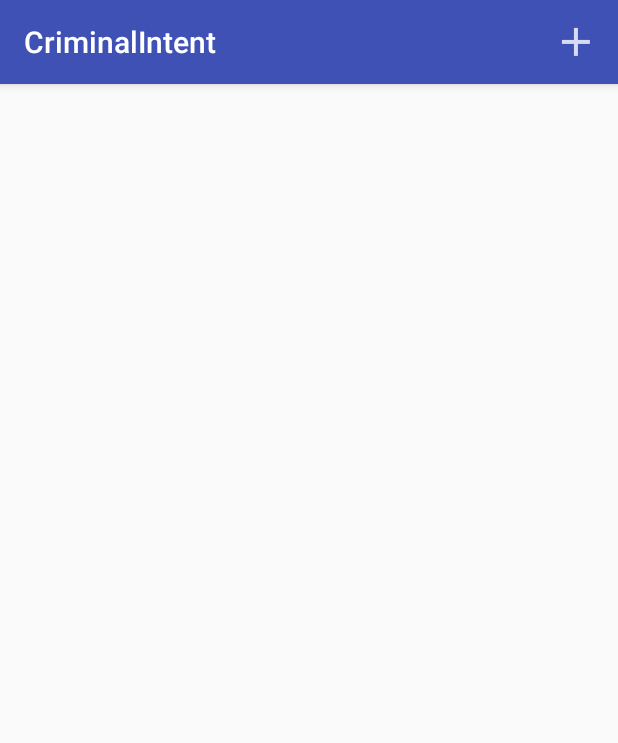
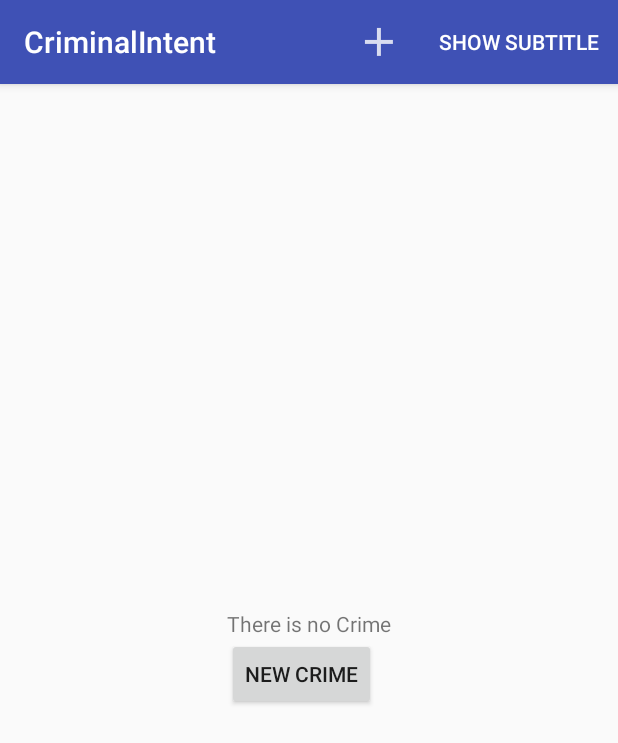
Before and after one commit to markGhoust/CrimeIntent, an Android app: the screen it shows after launch (CrimeListActivity), on a phone screen of 412 x 824 dp. Shown: the top 743 px of the screen. Run offline under Robolectric (Android 15) with nearby library versions, the phone set to English and light mode, and no system bars.

Commit message:
chapter thirteen at 2018:5:4

```diff
--- a/app/src/main/AndroidManifest.xml
+++ b/app/src/main/AndroidManifest.xml
@@ -17,9 +17,10 @@
             </intent-filter>
         </activity>
         <activity android:name=".CriminalActivity"
-            android:parentActivityName=".CrimeListActivity">
+            >
         </activity>
-        <activity android:name=".CrimePagerActivity"></activity>
+        <activity android:name=".CrimePagerActivity"
+            android:parentActivityName=".CrimeListActivity"></activity>
     </application>
 
 </manifest>
--- a/app/src/main/java/com/ma/fengping/android/criminalintent/CrimeLab.java
+++ b/app/src/main/java/com/ma/fengping/android/criminalintent/CrimeLab.java
@@ -43,5 +43,7 @@ public class CrimeLab {
         mCrimes.add(crime);
     }
 
-
+    public void deleteCrime(Crime crime) {
+        mCrimes.remove(crime);
+    }
 }
--- a/app/src/main/java/com/ma/fengping/android/criminalintent/CrimeListFragment.java
+++ b/app/src/main/java/com/ma/fengping/android/criminalintent/CrimeListFragment.java
@@ -2,17 +2,22 @@ package com.ma.fengping.android.criminalintent;
 
 import android.content.Intent;
 import android.os.Bundle;
+import android.support.annotation.NonNull;
 import android.support.annotation.Nullable;
 import android.support.v4.app.Fragment;
+import android.support.v7.app.AppCompatActivity;
 import android.support.v7.widget.LinearLayoutManager;
 import android.support.v7.widget.RecyclerView;
+import android.util.Log;
 import android.view.LayoutInflater;
 import android.view.Menu;
 import android.view.MenuInflater;
 import android.view.MenuItem;
 import android.view.View;
 import android.view.ViewGroup;
+import android.widget.Button;
 import android.widget.ImageView;
+import android.widget.LinearLayout;
 import android.widget.TextView;
 
 import java.util.List;
@@ -21,10 +26,16 @@ import java.util.List;
  * Created by android on 17-12-15.
  */
 
-public class CrimeListFragment extends Fragment {
+public class CrimeListFragment extends Fragment implements View.OnClickListener {
     private RecyclerView mCrimeRecyclerView;
+    private LinearLayout linearView;
+    private Button add_crime_button;
     private CrimeAdapter mAdapter;
+    private boolean mSubtitleVisible;
+
     private final static String TAG = "CrimeListFragment";
+    private static final String SAVE_SUBTITLE_VISIBLE = "subtitle";
+    private static boolean working = false;
 
     @Override
     public void onCreate(@Nullable Bundle savedInstanceState) {
@@ -36,15 +47,36 @@ public class CrimeListFragment extends Fragment {
     public boolean onOptionsItemSelected(MenuItem item) {
         switch (item.getItemId()) {
             case R.id.new_crime:
-                Crime crime = new Crime();
-                CrimeLab.get(getActivity()).addCrime(crime);
-                Intent intent = CrimePagerActivity.newInstance(getActivity(), crime.getId());
-                startActivity(intent);
+                Log.d(TAG, "working:" + working);
+                if (!working) {
+                    working = true;
+                    Crime crime = new Crime();
+                    CrimeLab.get(getActivity()).addCrime(crime);
+                    Intent intent = CrimePagerActivity.newInstance(getActivity(), crime.getId());
+                    startActivity(intent);
+                    return true;
+                }
+            case R.id.show_subtitle:
+                mSubtitleVisible = !mSubtitleVisible;
+                getActivity().invalidateOptionsMenu();
+                updateSubtitle();
                 return true;
             default:
                 return super.onOptionsItemSelected(item);
         }
 
+    }
+
+    private void updateSubtitle() {
+        CrimeLab crimeLab = CrimeLab.get(getActivity());
+        int crimeCount = crimeLab.getCrimes().size();
+        String subtitle = getResources().getQuantityString(R.plurals.subtitle_pural, crimeCount, crimeCount);
+
+        if (!mSubtitleVisible) {
+            subtitle = null;
+        }
+        AppCompatActivity activity = (AppCompatActivity) getActivity();
+        activity.getSupportActionBar().setSubtitle(subtitle);
     }
 
     @Nullable
@@ -54,6 +86,13 @@ public class CrimeListFragment extends Fragment {
 
         mCrimeRecyclerView = view.findViewById(R.id.crime_recycler_view);
         mCrimeRecyclerView.setLayoutManager(new LinearLayoutManager(getActivity()));
+        linearView = view.findViewById(R.id.empty_view);
+        add_crime_button = view.findViewById(R.id.button_add_crime);
+        add_crime_button.setOnClickListener(this);
+
+        if (savedInstanceState != null) {
+            mSubtitleVisible = savedInstanceState.getBoolean(SAVE_SUBTITLE_VISIBLE);
+        }
 
         updateUI();
 
@@ -64,12 +103,20 @@ public class CrimeListFragment extends Fragment {
     public void onResume() {
         super.onResume();
         updateUI();
+        working = false;
     }
 
     @Override
     public void onCreateOptionsMenu(Menu menu, MenuInflater inflater) {
         super.onCreateOptionsMenu(menu, inflater);
-        inflater.inflate(R.menu.framgment_crime_list,menu);
+        inflater.inflate(R.menu.framgment_crime_list, menu);
+
+        MenuItem subtitleMenu = menu.findItem(R.id.show_subtitle);
+        if (mSubtitleVisible) {
+            subtitleMenu.setTitle(R.string.hide_subtitle);
+        } else {
+            subtitleMenu.setTitle(R.string.show_subtitle);
+        }
     }
 
     private void updateUI() {
@@ -78,8 +125,26 @@ public class CrimeListFragment extends Fragment {
         if (mAdapter == null) {
             mAdapter = new CrimeAdapter(crimes);
             mCrimeRecyclerView.setAdapter(mAdapter);
-        }else {
+        } else {
             mAdapter.notifyDataSetChanged();
+        }
+        if (crimes.size() == 0) {
+            linearView.setVisibility(View.VISIBLE);
+        } else {
+            linearView.setVisibility(View.INVISIBLE);
+        }
+        updateSubtitle();
+    }
+
+    @Override
+    public void onClick(View view) {
+        Log.d(TAG, "status" + working);
+        if (view.getId() == R.id.button_add_crime && working == false) {
+            working = true;
+            Crime crime = new Crime();
+            CrimeLab.get(getActivity()).addCrime(crime);
+            Intent intent = CrimePagerActivity.newInstance(getActivity(), crime.getId());
+            startActivity(intent);
         }
     }
 
@@ -137,4 +202,9 @@ public class CrimeListFragment extends Fragment {
         }
     }
 
+    @Override
+    public void onSaveInstanceState(@NonNull Bundle outState) {
+        super.onSaveInstanceState(outState);
+        outState.putBoolean(SAVE_SUBTITLE_VISIBLE, mSubtitleVisible);
+    }
 }
--- a/app/src/main/java/com/ma/fengping/android/criminalintent/CrimePagerActivity.java
+++ b/app/src/main/java/com/ma/fengping/android/criminalintent/CrimePagerActivity.java
@@ -29,7 +29,6 @@ public class CrimePagerActivity extends AppCompatActivity {
     protected void onCreate(Bundle savedInstanceState) {
         super.onCreate(savedInstanceState);
         setContentView(R.layout.activity_crime_pager);
-
         UUID crimeId = (UUID) getIntent().getSerializableExtra(EXTRA_CRIME_ID);
         mViewPager = findViewById(R.id.activity_crime_pager_view_pager);
 
@@ -45,7 +44,6 @@ public class CrimePagerActivity extends AppCompatActivity {
 
             @Override
             public int getCount() {
-
                 return mCrimes.size();
             }
         });
--- a/app/src/main/res/layout/fragment_crime_list.xml
+++ b/app/src/main/res/layout/fragment_crime_list.xml
@@ -1,7 +1,29 @@
 <?xml version="1.0" encoding="utf-8"?>
-<android.support.v7.widget.RecyclerView
-    xmlns:android="http://schemas.android.com/apk/res/android"
+<RelativeLayout xmlns:android="http://schemas.android.com/apk/res/android"
     android:layout_width="match_parent"
-    android:layout_height="match_parent"
-    android:id="@+id/crime_recycler_view"
-    />
+    android:layout_height="match_parent">
+
+    <android.support.v7.widget.RecyclerView
+        android:id="@+id/crime_recycler_view"
+        android:layout_width="match_parent"
+        android:layout_height="match_parent" />
+
+    <LinearLayout
+        android:id="@+id/empty_view"
+        android:layout_width="wrap_content"
+        android:layout_height="wrap_content"
+        android:orientation="vertical"
+        android:layout_centerInParent="true">
+
+        <TextView
+            android:layout_width="wrap_content"
+            android:layout_height="wrap_content"
+            android:text="@string/empty_msg" />
+
+        <Button
+            android:id="@+id/button_add_crime"
+            android:layout_width="wrap_content"
+            android:layout_height="wrap_content"
+            android:text="@string/new_crime"/>
+    </LinearLayout>
+</RelativeLayout>
--- a/app/src/main/res/menu/framgment_crime_list.xml
+++ b/app/src/main/res/menu/framgment_crime_list.xml
@@ -5,4 +5,8 @@
         android:icon="@drawable/ic_menu_add"
         android:title="@string/new_crime"
         app:showAsAction="ifRoom|withText"/>
+
+    <item android:id="@+id/show_subtitle"
+        android:title="@string/show_subtitle"
+        app:showAsAction="ifRoom"/>
 </menu>
--- a/app/src/main/res/values/strings.xml
+++ b/app/src/main/res/values/strings.xml
@@ -8,5 +8,11 @@
     <string name="new_crime">New Crime</string>
     <string name="show_subtitle">Show Subtitle</string>
     <string name="hide_subtitle">Hide Subtitle</string>
+    <plurals name="subtitle_pural">
+        <item quantity="one">%1$d crime</item>
+        <item quantity="other">%1$d crimes</item>
+    </plurals>
     <string name="subtitle_format">%1$d crimes</string>
+    <string name="delete_crime">Delete</string>
+    <string name="empty_msg">There is no Crime</string>
 </resources>
```
Also changed, not shown: app/src/main/java/com/ma/fengping/android/criminalintent/CrimeFragment.java (+36 -7 lines), app/src/main/res/menu/delet_crime_menu.xml (added, +8 -0 lines).
